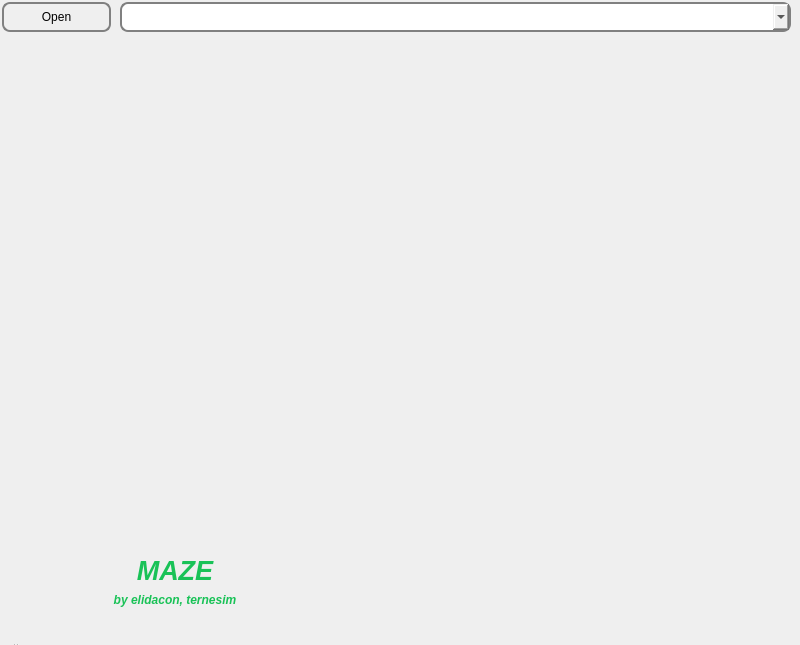
This is src/view/s21_view.ui in AlexeyGordiychenko/scp_maze as Qt 5 draws it before an edit. The edited form follows.
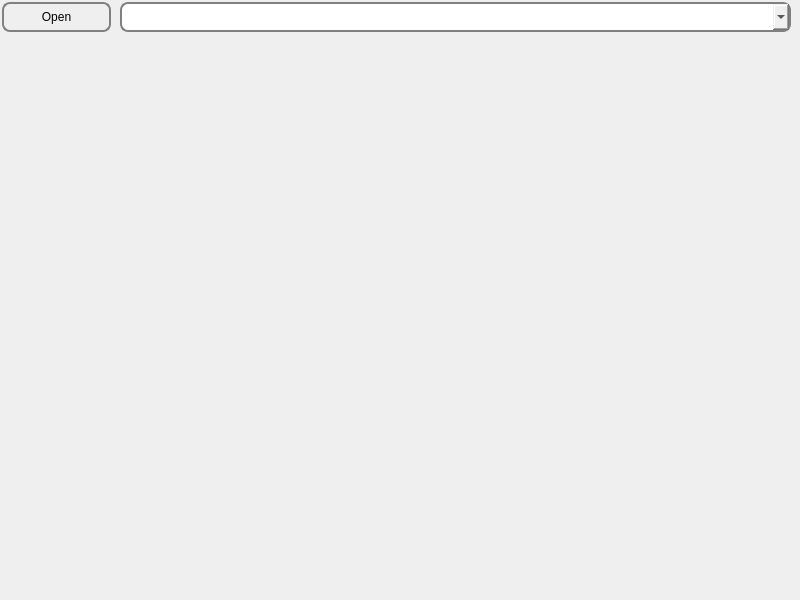
This is the edited form. Custom widgets are drawn as their Qt base class.

Commit message: Add maze rendering

```diff
--- a/src/view/s21_view.ui
+++ b/src/view/s21_view.ui
@@ -7,7 +7,7 @@
     <x>0</x>
     <y>0</y>
     <width>800</width>
-    <height>645</height>
+    <height>600</height>
    </rect>
   </property>
   <property name="sizePolicy">
@@ -25,13 +25,25 @@
   <property name="maximumSize">
    <size>
     <width>800</width>
-    <height>701</height>
+    <height>600</height>
    </size>
   </property>
   <property name="windowTitle">
    <string>3D Viewer v2</string>
   </property>
   <widget class="QWidget" name="centralwidget">
+   <property name="minimumSize">
+    <size>
+     <width>800</width>
+     <height>590</height>
+    </size>
+   </property>
+   <property name="maximumSize">
+    <size>
+     <width>800</width>
+     <height>590</height>
+    </size>
+   </property>
    <widget class="QPushButton" name="openFile">
     <property name="geometry">
      <rect>
@@ -54,58 +66,6 @@
      <bool>true</bool>
     </property>
    </widget>
-   <widget class="QLabel" name="labelProgName">
-    <property name="geometry">
-     <rect>
-      <x>0</x>
-      <y>550</y>
-      <width>350</width>
-      <height>41</height>
-     </rect>
-    </property>
-    <property name="font">
-     <font>
-      <pointsize>20</pointsize>
-      <italic>true</italic>
-      <bold>true</bold>
-      <underline>false</underline>
-     </font>
-    </property>
-    <property name="styleSheet">
-     <string notr="true">color: #19c257</string>
-    </property>
-    <property name="text">
-     <string>MAZE</string>
-    </property>
-    <property name="alignment">
-     <set>Qt::AlignCenter</set>
-    </property>
-   </widget>
-   <widget class="QLabel" name="labelAuthors">
-    <property name="geometry">
-     <rect>
-      <x>0</x>
-      <y>590</y>
-      <width>350</width>
-      <height>20</height>
-     </rect>
-    </property>
-    <property name="font">
-     <font>
-      <italic>true</italic>
-      <bold>true</bold>
-     </font>
-    </property>
-    <property name="styleSheet">
-     <string notr="true">color: #19c257</string>
-    </property>
-    <property name="text">
-     <string>by elidacon, ternesim</string>
-    </property>
-    <property name="alignment">
-     <set>Qt::AlignCenter</set>
-    </property>
-   </widget>
    <widget class="QComboBox" name="filePath">
     <property name="geometry">
      <rect>
@@ -129,43 +89,13 @@
     <property name="geometry">
      <rect>
       <x>150</x>
-      <y>40</y>
-      <width>500</width>
-      <height>500</height>
+      <y>65</y>
+      <width>504</width>
+      <height>504</height>
      </rect>
     </property>
    </widget>
   </widget>
-  <widget class="QMenuBar" name="menubar">
-   <property name="geometry">
-    <rect>
-     <x>0</x>
-     <y>0</y>
-     <width>800</width>
-     <height>25</height>
-    </rect>
-   </property>
-  </widget>
-  <widget class="QStatusBar" name="statusbar">
-   <property name="sizePolicy">
-    <sizepolicy hsizetype="Fixed" vsizetype="Fixed">
-     <horstretch>0</horstretch>
-     <verstretch>0</verstretch>
-    </sizepolicy>
-   </property>
-   <property name="minimumSize">
-    <size>
-     <width>0</width>
-     <height>1</height>
-    </size>
-   </property>
-   <property name="baseSize">
-    <size>
-     <width>0</width>
-     <height>1</height>
-    </size>
-   </property>
-  </widget>
  </widget>
  <customwidgets>
   <customwidget>
```
Left out of the diff: 2 changed lines with no effect on the pictures. The commit also changes 8 other files.
